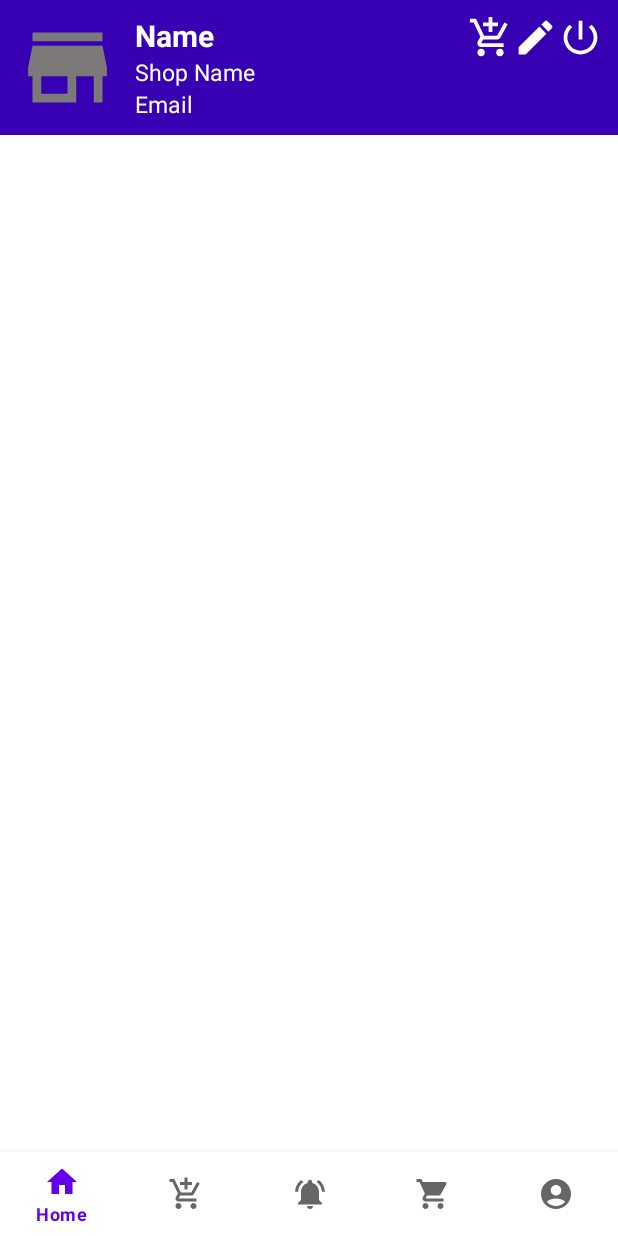
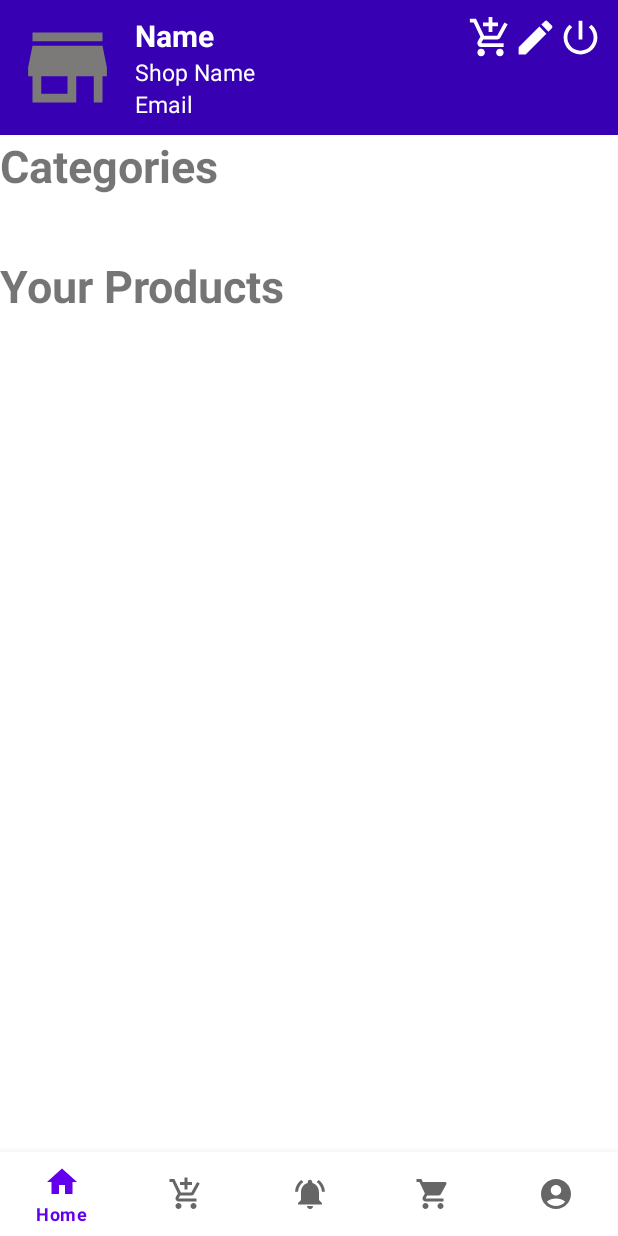
Before and after one commit to Aman-1603/Flashcart, an Android app: the MainsellerActivity screen opened directly, with no data from a screen before it, on a phone screen of 412 x 824 dp. Run offline under Robolectric (Android 15) with nearby library versions, the phone set to English and light mode, and no system bars; our stand-ins replace Firebase (no records; nobody signed in at launch, a user with empty details on screens opened directly); plain views replace CircularImageView.

Commit message:
Started working in Seller page activity...

```diff
--- /dev/null
+++ b/app/src/main/java/com/example/flashcart/SellerPage/AdaptorProductSeller.java
@@ -0,0 +1,4 @@
+package com.example.flashcart.SellerPage;
+
+public class AdaptorProductSeller {
+}
--- /dev/null
+++ b/app/src/main/res/drawable/baseline_navigate_next_24.xml
@@ -0,0 +1,5 @@
+<vector android:autoMirrored="true" android:height="24dp"
+    android:tint="#000000" android:viewportHeight="24"
+    android:viewportWidth="24" android:width="24dp" xmlns:android="http://schemas.android.com/apk/res/android">
+    <path android:fillColor="@android:color/white" android:pathData="M10,6L8.59,7.41 13.17,12l-4.58,4.59L10,18l6,-6z"/>
+</vector>
--- a/app/src/main/res/layout/activity_mainseller.xml
+++ b/app/src/main/res/layout/activity_mainseller.xml
@@ -13,6 +13,7 @@
         android:id="@+id/Frame_layout"
         android:layout_width="match_parent"
         android:layout_height="match_parent"
+        android:layout_above="@id/bottomnavigationBarseller"
         app:layout_constraintVertical_bias="0.0" />
 
 
--- a/app/src/main/res/layout/fragment_seller_add_product_fragment.xml
+++ b/app/src/main/res/layout/fragment_seller_add_product_fragment.xml
@@ -21,8 +21,6 @@
             android:layout_height="30dp"
             android:layout_marginTop="10dp"
             android:background="@drawable/baseline_arrow_back_ios_24"/>
-
-
 
 
         <TextView
--- a/app/src/main/res/layout/fragment_seller_home_page1_fragment.xml
+++ b/app/src/main/res/layout/fragment_seller_home_page1_fragment.xml
@@ -84,14 +84,67 @@
 
 
 
-    <FrameLayout
-        android:id="@+id/Frame_layout"
-        android:layout_width="match_parent"
-        android:layout_height="match_parent"
-        android:layout_below="@+id/layouttop"
-        app:layout_constraintVertical_bias="0.0" />
+<!--    <FrameLayout-->
+<!--        android:id="@+id/Frame_layout"-->
+<!--        android:layout_width="match_parent"-->
+<!--        android:layout_height="match_parent"-->
+<!--        android:layout_below="@+id/layouttop"-->
+<!--        app:layout_constraintVertical_bias="0.0" >-->
+<!--        -->
+<!--        -->
 
 
 
+<!--    </FrameLayout>-->
+
+
+<RelativeLayout
+    android:id="@+id/showproductlayout"
+    android:layout_width="match_parent"
+    android:layout_height="match_parent"
+    android:layout_below="@id/layouttop">
+
+    <LinearLayout
+        android:id="@+id/categoryLayout"
+        android:layout_width="match_parent"
+        android:layout_height="80dp"
+        android:orientation="horizontal">
+
+        <TextView
+            android:layout_width="wrap_content"
+            android:layout_height="wrap_content"
+            android:text="Categories"
+            android:textStyle="bold"
+            android:textSize="30dp"/>
+
+    </LinearLayout>
+
+
+    <LinearLayout
+        android:id="@+id/showsellerproductLayout"
+        android:layout_below="@id/categoryLayout"
+        android:layout_width="match_parent"
+        android:layout_height="match_parent"
+        android:orientation="vertical">
+
+        <TextView
+            android:layout_width="wrap_content"
+            android:layout_height="wrap_content"
+            android:text="Your Products"
+            android:textSize="30dp"
+            android:textStyle="bold"/>
+
+
+        <androidx.recyclerview.widget.RecyclerView
+            android:id="@+id/recyclarItem"
+            android:layout_width="match_parent"
+            android:layout_height="match_parent">
+
+        </androidx.recyclerview.widget.RecyclerView>
+
+    </LinearLayout>
+
 
 </RelativeLayout>
+
+</RelativeLayout>
--- a/app/src/main/res/values/colors.xml
+++ b/app/src/main/res/values/colors.xml
@@ -7,6 +7,7 @@
     <color name="teal_700">#FF018786</color>
     <color name="black">#FF000000</color>
     <color name="white">#FFFFFFFF</color>
+    <color name="colorGreen1">#43A047</color>
 
 
 
```
Also changed, not shown: app/src/main/java/com/example/flashcart/RegisterSellerActivity.java (+4 -4 lines), app/src/main/java/com/example/flashcart/SellerPage/ModelProduct.java (added, +120 -0 lines), app/src/main/res/drawable/shape_rec04.xml (added, +10 -0 lines), app/src/main/res/layout/row_product_seller.xml (added, +104 -0 lines).
